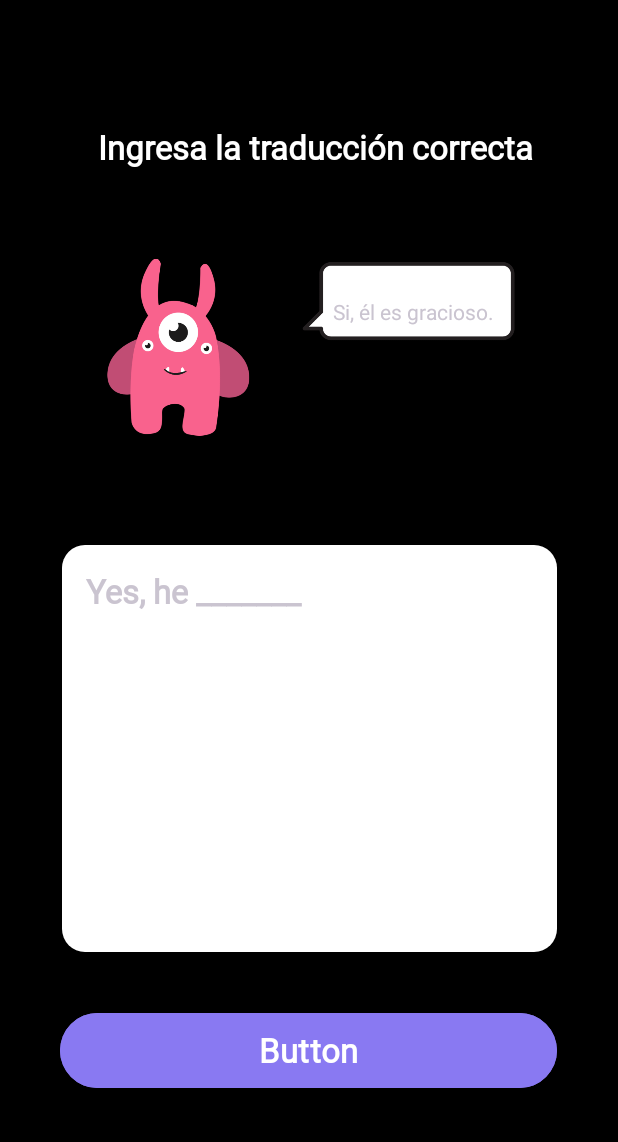
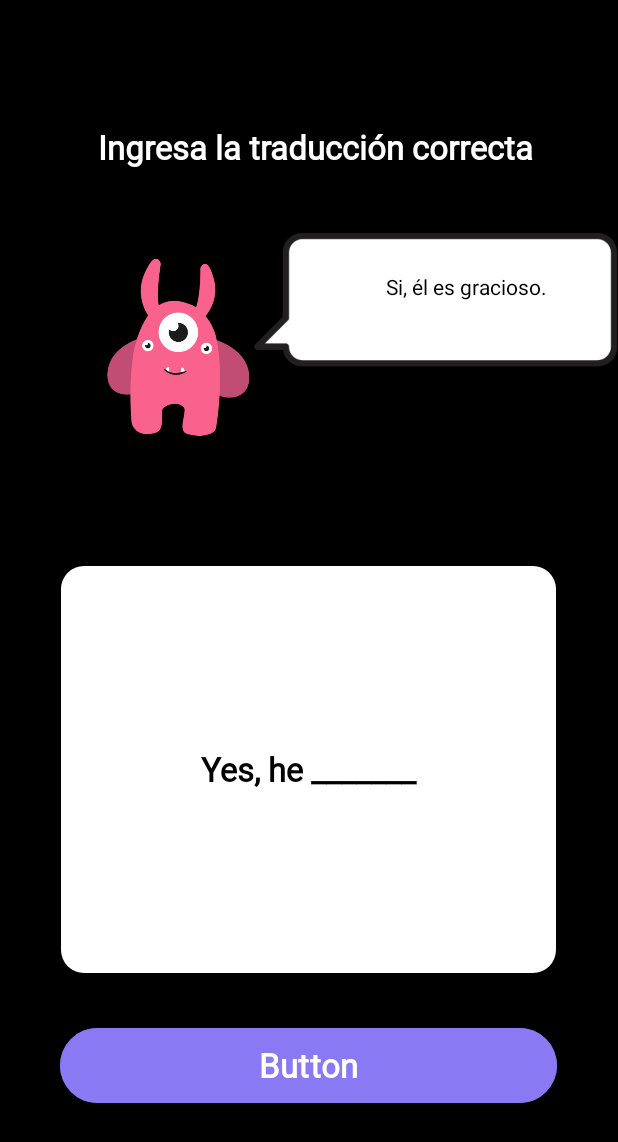
Before and after one commit to LiroSiza/RCS-Rocket-English, an Android app: the layout ejercicio_b.xml on its own in the app's theme, with its tools: preview values and no code run, on a phone screen of 412 x 824 dp. Shown: the top 1142 px of the screen. Run offline under Robolectric (Android 15) with nearby library versions, the phone set to English and light mode, and no system bars; Roboto replaces fonts that are not available here.

Commit message:
Excercise6

```diff
--- a/app/src/main/AndroidManifest.xml
+++ b/app/src/main/AndroidManifest.xml
@@ -49,6 +49,10 @@
             android:exported="false">
         </activity>
         <activity
+            android:name=".levels.ExerciseVersionSix"
+            android:exported="false">
+        </activity>
+        <activity
             android:name=".ProfileActivity"
             android:exported="false">
         </activity>
--- a/app/src/main/res/layout/ejercicio_b.xml
+++ b/app/src/main/res/layout/ejercicio_b.xml
@@ -32,45 +32,50 @@
 
     <ImageView
         android:id="@+id/imageView7"
-        android:layout_width="142dp"
-        android:layout_height="160dp"
+        android:layout_width="243dp"
+        android:layout_height="355dp"
         app:layout_constraintBottom_toTopOf="@+id/textView20"
         app:layout_constraintEnd_toEndOf="parent"
-        app:layout_constraintHorizontal_bias="0.253"
+        app:layout_constraintHorizontal_bias="1.0"
         app:layout_constraintStart_toEndOf="@+id/imageView5"
-        app:layout_constraintTop_toBottomOf="@+id/textView18"
-        app:layout_constraintVertical_bias="0.0"
+        app:layout_constraintTop_toTopOf="parent"
+        app:layout_constraintVertical_bias="1.0"
         app:srcCompat="@drawable/icon_text_place" />
 
     <TextView
         android:id="@+id/textView19"
-        android:layout_width="wrap_content"
-        android:layout_height="wrap_content"
+        android:layout_width="177dp"
+        android:layout_height="68dp"
         android:layout_marginStart="44dp"
         android:text="Si, él es gracioso."
+        android:textAlignment="center"
+        android:textColor="@color/black"
         app:layout_constraintBottom_toBottomOf="parent"
         app:layout_constraintEnd_toEndOf="parent"
         app:layout_constraintHorizontal_bias="0.0"
         app:layout_constraintStart_toEndOf="@+id/imageView5"
         app:layout_constraintTop_toBottomOf="@+id/textView18"
-        app:layout_constraintVertical_bias="0.113" />
+        app:layout_constraintVertical_bias="0.096" />
 
-    <TextView
-        android:background="@drawable/radius"
-        android:textSize="22sp"
-        android:fontFamily="@font/opensans_variablefont_wdth_wght"
-        android:textStyle="bold"
+    <EditText
         android:id="@+id/textView20"
         android:layout_width="330dp"
         android:layout_height="271dp"
+        android:background="@drawable/radius"
+        android:fontFamily="@font/opensans_variablefont_wdth_wght"
+        android:padding="16sp"
         android:text="Yes, he _______"
-        android:padding="16sp"
+        android:textAlignment="center"
+        android:textColor="@color/black"
+        android:textSize="22sp"
+        android:textStyle="bold"
         app:circularflow_radiusInDP="16dp"
         app:layout_constraintBottom_toBottomOf="parent"
         app:layout_constraintEnd_toEndOf="parent"
+        app:layout_constraintHorizontal_bias="0.493"
         app:layout_constraintStart_toStartOf="parent"
         app:layout_constraintTop_toBottomOf="@+id/imageView5"
-        app:layout_constraintVertical_bias="0.226" />
+        app:layout_constraintVertical_bias="0.284" />
 
     <Button
         android:id="@+id/button9"
```
Also changed, not shown: app/src/main/java/com/rcs_rocket_english/DataBase.java (+44 -0 lines), app/src/main/java/com/rcs_rocket_english/GalaxiesActivity.java (+4 -3 lines), app/src/main/java/com/rcs_rocket_english/excObjects/excB.java (+77 -0 lines), app/src/main/java/com/rcs_rocket_english/levels/ExerciseVersionSix.java (added, +111 -0 lines).
